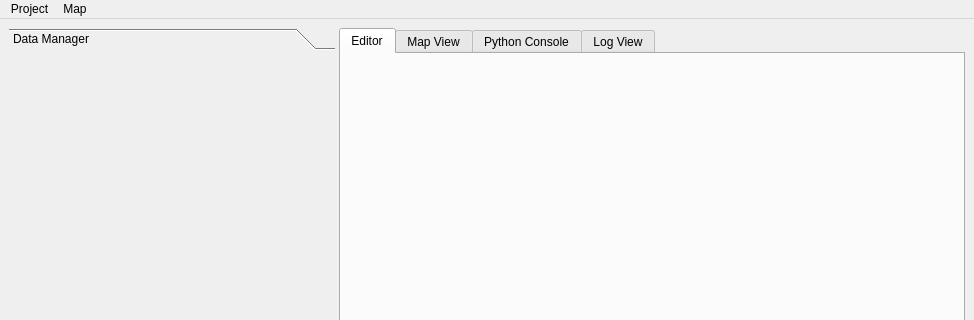
The window that opus_gui/main/opusMain.ui (psrc/urbansim) describes before a commit, drawn with Qt 5; both pictures show x 0 to 974 and y 0 to 320 of the 974 by 707 pixel window.
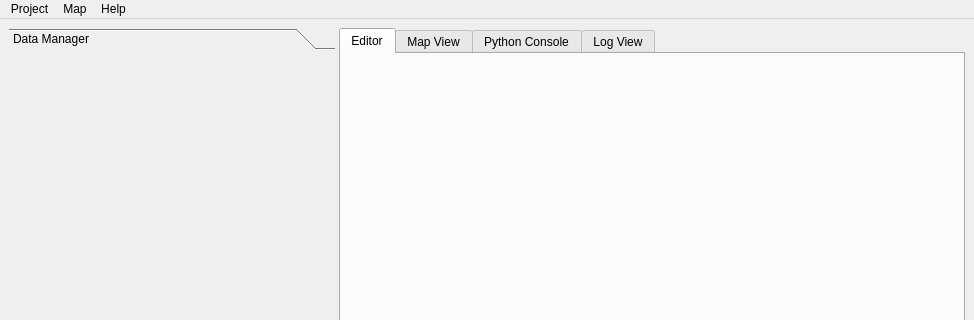
The same window after the commit. The open tabs and pages were chosen to show the change. Icons and pictures are not drawn.

Commit message: Adding an About dialog and a help menu in the main window.  The about dialog references the web site and will launch the users browser to get to the web site.  Ticket #116

```diff
--- a/opus_gui/main/opusMain.ui
+++ b/opus_gui/main/opusMain.ui
@@ -386,8 +386,15 @@
     <addaction name="separator" />
     <addaction name="actionExit" />
    </widget>
+   <widget class="QMenu" name="menuHelp" >
+    <property name="title" >
+     <string>Help</string>
+    </property>
+    <addaction name="actionAbout" />
+   </widget>
    <addaction name="menuProject" />
    <addaction name="menuMap" />
+   <addaction name="menuHelp" />
   </widget>
   <widget class="QStatusBar" name="statusbar" />
   <action name="mpActionZoomOut" >
```
Left out of the diff: 17 changed lines with no effect on the pictures. The commit also changes 6 other files.
